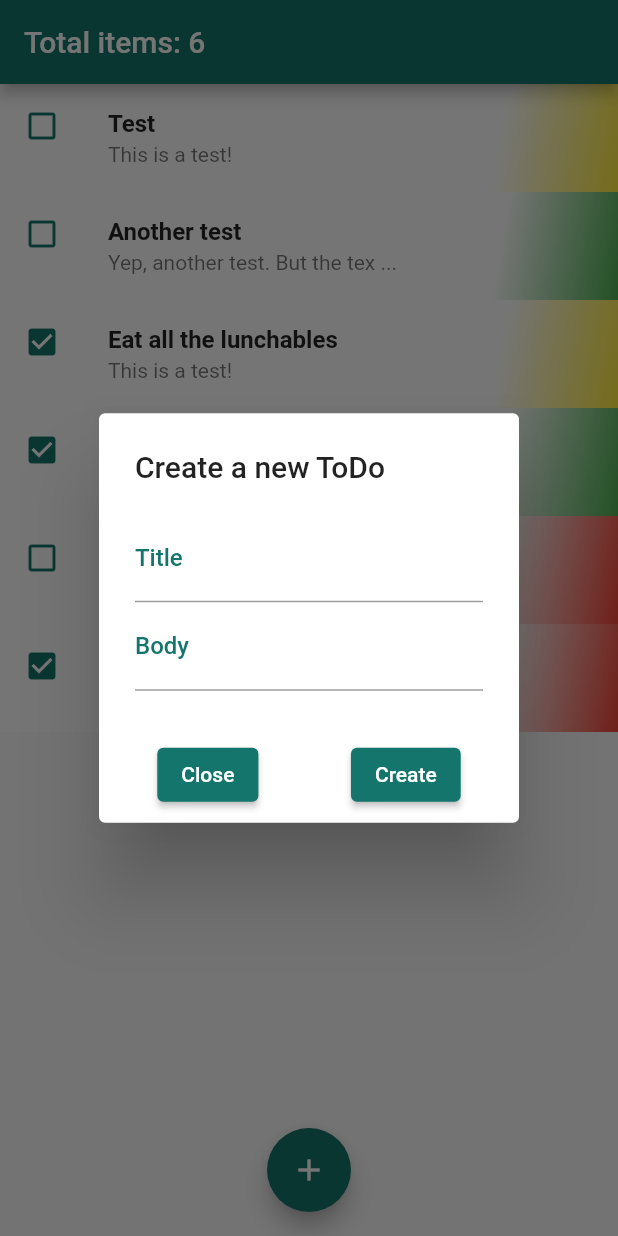
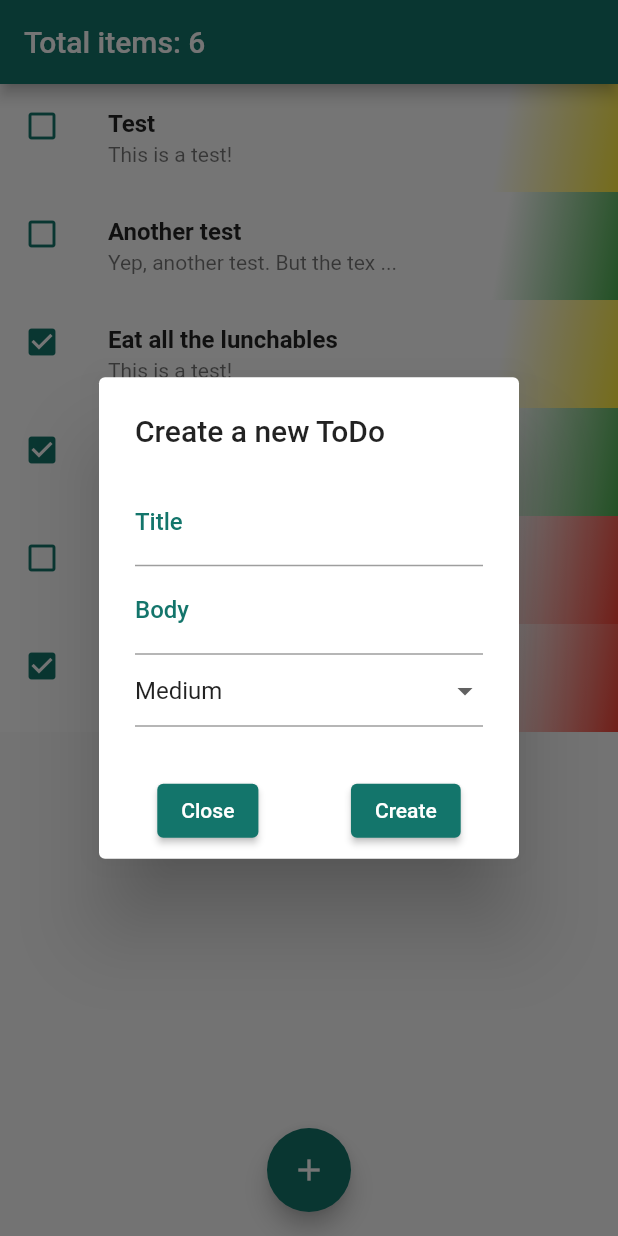
Before and after one commit to david1707/tasker, a Flutter app: the screen it shows after launch, after a tap on the "add" icon, on a phone screen of 412 x 824 dp. Run offline on Flutter 3.47's test engine with Material 2 defaults, Android fonts, the phone set to English and light mode, and no system bars; our stand-ins replace basic_utils.

Commit message:
Added TodoItem.Priority dropdown selection on creating a new item

```diff
--- a/lib/models/todo_item.dart
+++ b/lib/models/todo_item.dart
@@ -22,7 +22,7 @@ class TodoItem {
       case Priorities.high:
         return Colors.red;
       default:
-        return Colors.yellow;
+        return Colors.blueAccent;
     }
   }
 
--- a/lib/widgets/custom_fab.dart
+++ b/lib/widgets/custom_fab.dart
@@ -1,6 +1,8 @@
 import 'package:flutter/material.dart';
-import 'package:tasker/models/todo_item.dart';
 
+import 'package:basic_utils/basic_utils.dart' show StringUtils;
+
+import '../models/todo_item.dart';
 import '../constants/colours.dart';
 
 class CustomFAB extends StatefulWidget {
@@ -15,6 +17,7 @@ class CustomFABState extends State<CustomFAB> {
   final _formKey = GlobalKey<FormState>();
   String _title = '';
   String _body = '';
+  Priorities _priorities = Priorities.medium;
 
   @override
   Widget build(BuildContext context) {
@@ -76,6 +79,23 @@ class CustomFABState extends State<CustomFAB> {
                           _body = value.toString();
                         },
                       ),
+                      DropdownButtonFormField<Priorities>(
+                        value: _priorities,
+                        items: Priorities.values.map((Priorities priorities) {
+                          return DropdownMenuItem<Priorities>(
+                            value: priorities,
+                            child: Text(
+                              StringUtils.capitalize(
+                                priorities.toString().split('.')[1],
+                              ),
+                            ),
+                          );
+                        }).toList(),
+                        onSaved: (value) {
+                          _priorities = value!;
+                        },
+                        onChanged: (_) {},
+                      ),
                     ]),
                   )
                 ],
@@ -98,6 +118,7 @@ class CustomFABState extends State<CustomFAB> {
                           id: DateTime.now().toString(),
                           title: _title,
                           body: _body,
+                          priorities: _priorities,
                           isFinished: false);
                       widget.addNewToDo(todo);
                       Navigator.of(context).pop();
--- a/lib/widgets/todo_listtile.dart
+++ b/lib/widgets/todo_listtile.dart
@@ -27,7 +27,8 @@ class ToDoListTile extends StatelessWidget {
             Colors.white,
             todo.getPriorityColour
           ],
-      )),
+        ),
+      ),
       child: ListTile(
         title: Text(
           todo.title,
```
Also changed, not shown: pubspec.yaml (+3 -4 lines), 1 other file. Lines whose indentation alone changed are shown as unchanged.
